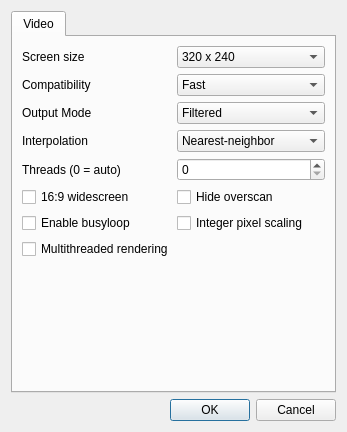
This is Source/3rdParty/mupen64plus-video-angrylion-plus/src/plugin/mupen64plus/UserInterface/MainDialog.ui in Rosalie241/RMG as Qt 5 draws it before an edit. The edited form follows.
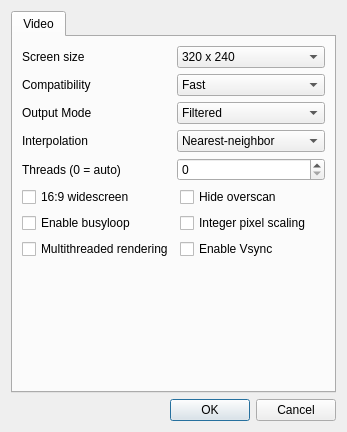
This is the edited form.

```diff
--- a/Source/3rdParty/mupen64plus-video-angrylion-plus/src/plugin/mupen64plus/UserInterface/MainDialog.ui
+++ b/Source/3rdParty/mupen64plus-video-angrylion-plus/src/plugin/mupen64plus/UserInterface/MainDialog.ui
@@ -245,6 +245,13 @@
                </property>
               </widget>
              </item>
+             <item>
+              <widget class="QCheckBox" name="parallelCheckBox">
+               <property name="text">
+                <string>Multithreaded rendering</string>
+               </property>
+              </widget>
+             </item>
             </layout>
            </item>
            <item>
@@ -266,24 +273,17 @@
                </property>
               </widget>
              </item>
+             <item>
+              <widget class="QCheckBox" name="viVsyncCheckBox">
+               <property name="text">
+                <string>Enable Vsync</string>
+               </property>
+              </widget>
+             </item>
             </layout>
            </item>
           </layout>
          </item>
-         <item>
-          <layout class="QVBoxLayout" name="verticalLayout_3">
-           <property name="bottomMargin">
-            <number>0</number>
-           </property>
-           <item>
-            <widget class="QCheckBox" name="parallelCheckBox">
-             <property name="text">
-              <string>Multithreaded rendering</string>
-             </property>
-            </widget>
-           </item>
-          </layout>
-         </item>
          <item>
           <spacer name="verticalSpacer">
            <property name="orientation">
```
Left out of the diff: 6 changed lines with no effect on the pictures.
